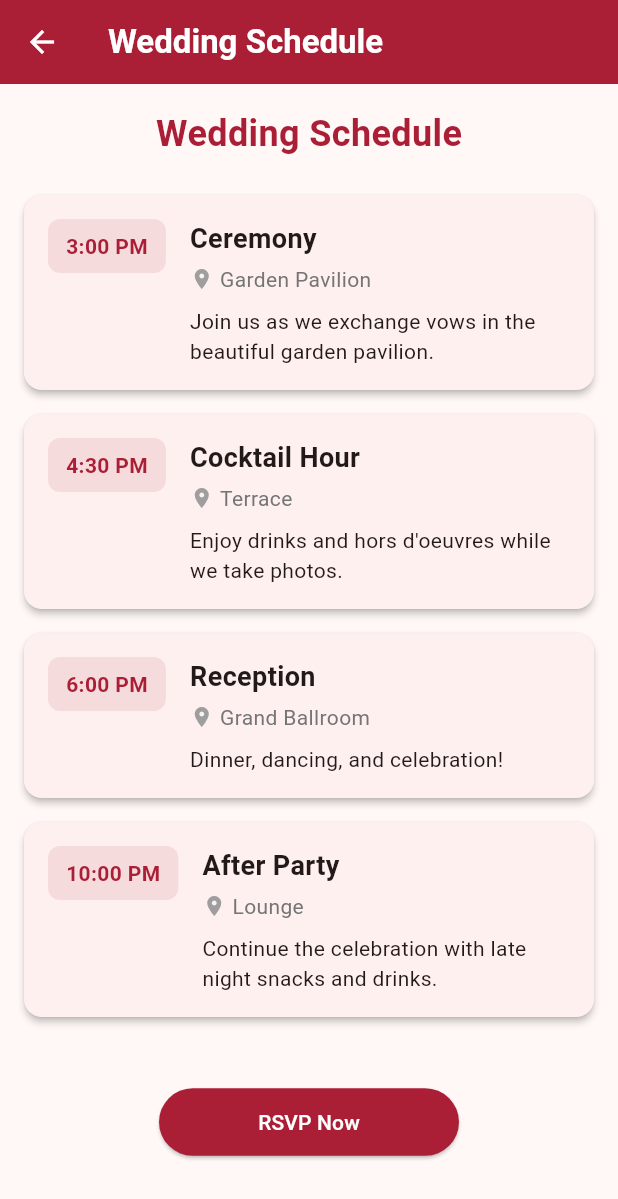
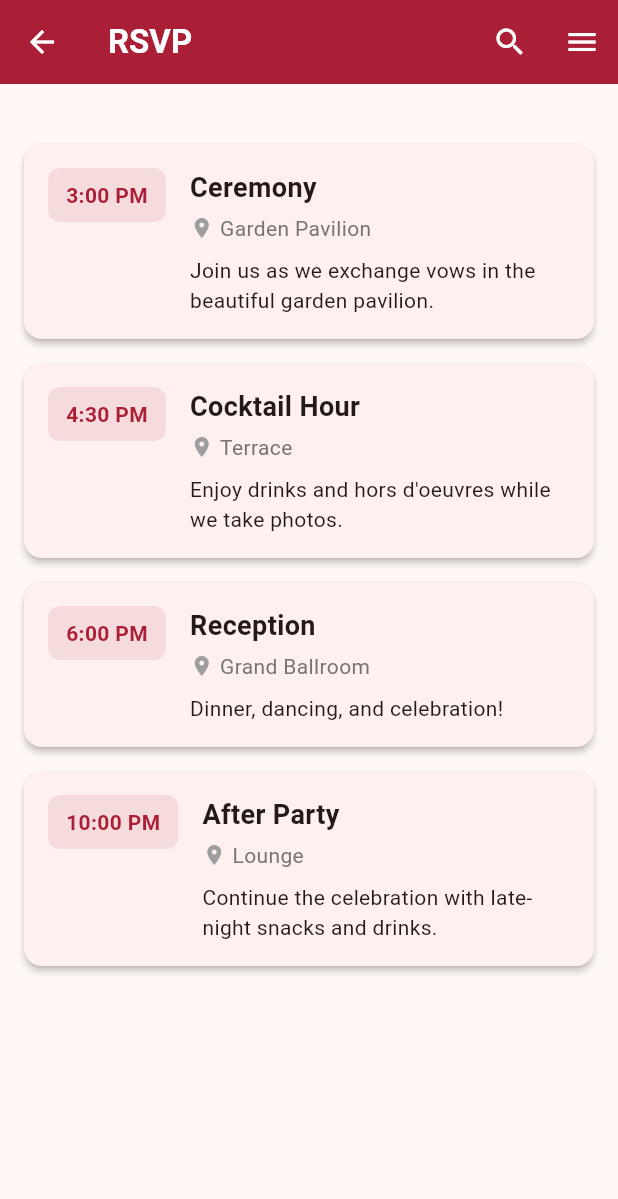
Before and after one commit to windysabolbora/weddingmobile_app, a Flutter app: the PlanningPage screen opened directly, on a phone screen of 412 x 824 dp. Shown: the top 1199 px of the screen. Run offline on Flutter 3.47's test engine with Material 3 defaults, Android fonts, the light colour scheme and no system bars; our stand-ins replace image_picker.

Commit message:
fourth commit

```diff
--- a/lib/planning_page.dart
+++ b/lib/planning_page.dart
@@ -1,4 +1,5 @@
 import 'package:flutter/material.dart';
+import 'main.dart'; // Assuming this is where your MainScreen class is
 
 class PlanningPage extends StatelessWidget {
   const PlanningPage({Key? key}) : super(key: key);
@@ -9,7 +10,7 @@ class PlanningPage extends StatelessWidget {
       appBar: AppBar(
         backgroundColor: const Color(0xFFAA1E36),
         title: const Text(
-          'Wedding Schedule',
+          'RSVP',
           style: TextStyle(
             color: Colors.white,
             fontWeight: FontWeight.bold,
@@ -18,9 +19,29 @@ class PlanningPage extends StatelessWidget {
         leading: IconButton(
           icon: const Icon(Icons.arrow_back, color: Colors.white),
           onPressed: () {
-            Navigator.pop(context); // Navigate back to the previous screen
+            Navigator.pushReplacement(
+              context,
+              MaterialPageRoute(
+                builder: (context) =>
+                    const MainScreen(initialIndex: 0), // Navigate back to home
+              ),
+            );
           },
         ),
+        actions: [
+          IconButton(
+            icon: const Icon(Icons.search, color: Colors.white),
+            onPressed: () {
+              Navigator.pushNamed(context, '/search');
+            },
+          ),
+          IconButton(
+            icon: const Icon(Icons.menu, color: Colors.white),
+            onPressed: () {
+              Navigator.pushNamed(context, '/menu');
+            },
+          ),
+        ],
       ),
       body: SingleChildScrollView(
         child: Padding(
@@ -28,16 +49,6 @@ class PlanningPage extends StatelessWidget {
           child: Column(
             crossAxisAlignment: CrossAxisAlignment.start,
             children: [
-              Center(
-                child: Text(
-                  'Wedding Schedule',
-                  style: TextStyle(
-                    fontSize: 24,
-                    fontWeight: FontWeight.bold,
-                    color: const Color(0xFFAA1E36),
-                  ),
-                ),
-              ),
               const SizedBox(height: 24),
               _buildEventCard(
                 time: '3:00 PM',
@@ -64,63 +75,7 @@ class PlanningPage extends StatelessWidget {
                 title: 'After Party',
                 location: 'Lounge',
                 description:
-                    'Continue the celebration with late night snacks and drinks.',
-              ),
-              const SizedBox(height: 30),
-              Center(
-                child: ElevatedButton(
-                  onPressed: () {
-                    // Show RSVP confirmation dialog
-                    showDialog(
-                      context: context,
-                      builder: (BuildContext context) {
-                        return AlertDialog(
-                          title: const Text('RSVP Confirmation'),
-                          content: const Text(
-                              'Are you attending Ivy & Matt\'s wedding?'),
-                          actions: [
-                            TextButton(
-                              onPressed: () {
-                                Navigator.pop(context);
-                                ScaffoldMessenger.of(context).showSnackBar(
-                                  const SnackBar(
-                                    content: Text(
-                                        'We\'re sorry you can\'t make it.'),
-                                  ),
-                                );
-                              },
-                              child: const Text('Decline'),
-                            ),
-                            ElevatedButton(
-                              onPressed: () {
-                                Navigator.pop(context);
-                                ScaffoldMessenger.of(context).showSnackBar(
-                                  const SnackBar(
-                                    content: Text('Thank you for your RSVP!'),
-                                    backgroundColor: Color(0xFFAA1E36),
-                                  ),
-                                );
-                              },
-                              style: ElevatedButton.styleFrom(
-                                backgroundColor: const Color(0xFFAA1E36),
-                              ),
-                              child: const Text('Accept'),
-                            ),
-                          ],
-                        );
-                      },
-                    );
-                  },
-                  style: ElevatedButton.styleFrom(
-                    backgroundColor: const Color(0xFFAA1E36),
-                    foregroundColor: Colors.white,
-                    minimumSize: const Size(200, 45),
-                    shape: RoundedRectangleBorder(
-                      borderRadius: BorderRadius.circular(25),
-                    ),
-                  ),
-                  child: const Text('RSVP Now'),
-                ),
+                    'Continue the celebration with late-night snacks and drinks.',
               ),
             ],
           ),
```
